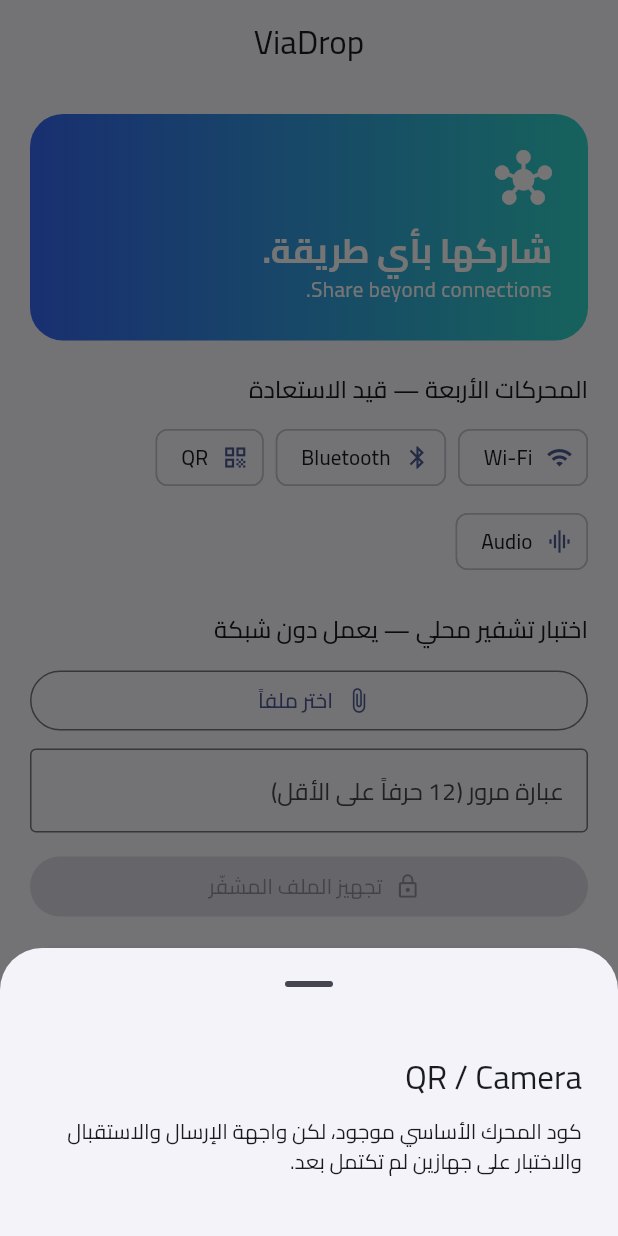
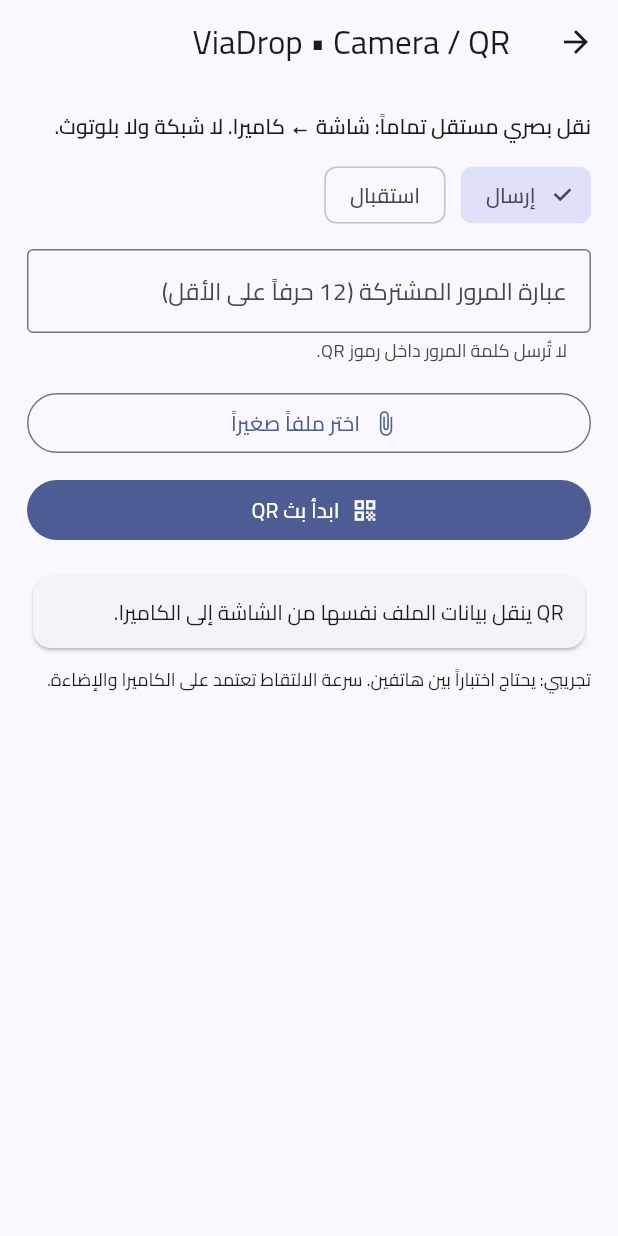
Before and after one commit to MahmoudAbiad/ViaDrop, a Flutter app: the screen it shows after launch, after a tap on "QR", on a phone screen of 412 x 824 dp. Run offline on Flutter 3.47's test engine with Material 3 defaults, Android fonts, the phone set to English and light mode, and no system bars; our stand-ins replace file_picker, open_filex, permission_handler, qr_flutter, shared_preferences; missing offline and left inert: cryptography, mobile_scanner; statements that could not run were skipped.

Commit message:
feat(qr): wire real offline animated QR send and camera receive UI

```diff
--- a/lib/main.dart
+++ b/lib/main.dart
@@ -4,6 +4,7 @@
 import 'package:flutter_localizations/flutter_localizations.dart';
 import 'core/manager.dart';
 import 'core/transfer.dart';
+import 'screens/qr_transfer_page.dart';
 
 void main() {
   WidgetsFlutterBinding.ensureInitialized();
@@ -112,6 +113,10 @@
   }
 
   void showChannel(Channel channel) {
+    if (channel == Channel.qr) {
+      Navigator.of(context).push(MaterialPageRoute<void>(builder: (_) => const QrTransferPage()));
+      return;
+    }
     final label = switch (channel) {
       Channel.wifi => 'Wi-Fi',
       Channel.bluetooth => 'Bluetooth',
--- /dev/null
+++ b/lib/screens/qr_transfer_page.dart
@@ -0,0 +1,290 @@
+import 'dart:convert';
+import 'dart:io';
+import 'dart:typed_data';
+
+import 'package:file_picker/file_picker.dart';
+import 'package:flutter/material.dart';
+import 'package:mobile_scanner/mobile_scanner.dart';
+import 'package:qr_flutter/qr_flutter.dart';
+import 'package:open_filex/open_filex.dart';
+
+import '../core/manager.dart';
+import '../core/transfer.dart';
+import '../engines/physical.dart';
+
+/// Actual offline optical transport. No radio or URL is used as a data channel.
+/// A shared passphrase must be exchanged privately outside the QR stream.
+class QrTransferPage extends StatefulWidget {
+  const QrTransferPage({super.key});
+
+  @override
+  State<QrTransferPage> createState() => _QrTransferPageState();
+}
+
+class _QrTransferPageState extends State<QrTransferPage> {
+  final _manager = TransferManager();
+  final _pass = TextEditingController();
+  final _decoder = PhysicalDecoder(600 * 1024);
+  File? _selected;
+  File? _received;
+  CancelToken? _token;
+  bool _ready = false;
+  bool _busy = false;
+  bool _sending = false;
+  bool _receiving = false;
+  bool _finalizing = false;
+  bool _sendMode = true;
+  String? _frame;
+  String _message = 'QR ينقل بيانات الملف نفسها من الشاشة إلى الكاميرا.';
+  double _progress = 0;
+
+  @override
+  void initState() {
+    super.initState();
+    _manager.initialize().then((_) {
+      if (mounted) setState(() => _ready = true);
+    }).catchError((Object e) {
+      if (mounted) setState(() => _message = 'فشل التهيئة: $e');
+    });
+  }
+
+  @override
+  void dispose() {
+    _token?.cancelled = true;
+    _pass.dispose();
+    _manager.dispose();
+    super.dispose();
+  }
+
+  bool get _validPass => _pass.text.length >= 12;
+
+  Future<void> _pick() async {
+    try {
+      final result = await FilePicker.platform.pickFiles(withData: false);
+      if (!mounted || result == null || result.files.isEmpty) return;
+      final path = result.files.single.path;
+      if (path == null) throw const FileSystemException('لم يتم توفير مسار الملف');
+      setState(() {
+        _selected = File(path);
+        _message = 'اختر بدء البث ثم افتح الكاميرا على جهاز آخر.';
+      });
+    } catch (e) {
+      if (mounted) setState(() => _message = 'اختيار الملف: $e');
+    }
+  }
+
+  Future<void> _startSending() async {
+    if (!_ready || _busy || _selected == null || !_validPass) {
+      setState(() => _message = 'اختر ملفاً وعبارة مرور من 12 حرفاً على الأقل.');
+      return;
+    }
+    final token = CancelToken();
+    _token = token;
+    setState(() {
+      _busy = true;
+      _sending = false;
+      _frame = null;
+      _message = 'يُجهّز الملف المشفّر...';
+    });
+    try {
+      _manager.begin();
+      final sealed = await _manager.prepare(_selected!, _pass.text);
+      if (token.cancelled) return;
+      final length = await sealed.length();
+      if (length > 512 * 1024) {
+        throw const FormatException('النقل البصري الحالي مخصص للملفات الصغيرة حتى 512KB تقريباً بعد التشفير.');
+      }
+      _manager.update(Phase.transferring);
+      setState(() {
+        _sending = true;
+        _message = 'وجّه كاميرا الجهاز المستقبل للشاشة. البث يتكرر حتى تضغط إيقاف.';
+      });
+      final engine = PhysicalEngine(
+        Channel.qr,
+        emit: (Uint8List packet) async {
+          if (!token.cancelled && mounted) {
+            setState(() => _frame = 'VDQR:' + base64UrlEncode(packet));
+          }
+        },
+      )..fps = 3
+       ..blockLength = 180;
+      await engine.send(sealed, null, token, (_, __) {});
+    } on TransferCancelled {
+      // Stopping transmission is an expected user action.
+    } catch (e) {
+      if (mounted) setState(() => _message = 'تعذّر بدء البث: $e');
+    } finally {
+      if (mounted) {
+        setState(() {
+          _sending = false;
+          _busy = false;
+          _frame = null;
+        });
+      }
+    }
+  }
+
+  void _stopSending() {
+    _token?.cancelled = true;
+    setState(() {
+      _sending = false;
+      _frame = null;
+      _message = 'توقف البث. هذا لا يؤكد أن المستقبل أنهى الاستقبال.';
+    });
+  }
+
+  void _startReceiving() {
+    if (!_ready || !_validPass) {
+      setState(() => _message = 'اكتب نفس عبارة المرور المستخدمة لدى المرسل (12 حرفاً على الأقل).');
+      return;
+    }
+    _manager.begin();
+    _manager.update(Phase.waiting);
+    setState(() {
+      _receiving = true;
+      _finalizing = false;
+      _progress = 0;
+      _received = null;
+      _message = 'وجّه الكاميرا نحو رموز QR المتحركة على الجهاز المرسل.';
+    });
+  }
+
+  Future<void> _scan(BarcodeCapture capture) async {
+    if (!_receiving || _finalizing) return;
+    for (final barcode in capture.barcodes) {
+      final text = barcode.rawValue;
+      if (text == null || !text.startsWith('VDQR:')) continue;
+      Uint8List bytes;
+      try {
+        bytes = base64Url.decode(text.substring(5));
+      } catch (_) {
+        continue;
+      }
+      try {
+        final complete = _decoder.add(bytes);
+        if (complete == null) {
+          final progress = _decoder.progress;
+          if ((progress - _progress).abs() >= 0.01 && mounted) {
+            setState(() => _progress = progress);
+          }
+          return;
+        }
+        _finalizing = true;
+        setState(() {
+          _receiving = false;
+          _progress = 1;
+          _message = 'اكتملت الإطارات، جارٍ فك التشفير والتحقق...';
+        });
+        final encrypted = File(
+          _manager.work.path + '/qr-' + DateTime.now().microsecondsSinceEpoch.toString() + '.vdp',
+        );
+        await encrypted.writeAsBytes(complete, flush: true);
+        try {
+          final result = await _manager.accept(encrypted, _pass.text, Channel.qr);
+          if (mounted) {
+            setState(() {
+              _received = result;
+              _message = 'تم استلام الملف والتحقق منه بنجاح.';
+            });
+          }
+        } finally {
+          if (await encrypted.exists()) await encrypted.delete();
+        }
+        return;
+      } catch (e) {
+        if (mounted) {
+          setState(() {
+            _receiving = false;
+            _message = 'فشل التحقق من الاستقبال: $e';
+          });
+        }
+        return;
+      }
+    }
+  }
+
+  @override
+  Widget build(BuildContext context) {
+    final active = _sending || _receiving || _busy;
+    return Scaffold(
+      appBar: AppBar(title: const Text('ViaDrop • Camera / QR')),
+      body: ListView(
+        padding: const EdgeInsets.all(18),
+        children: [
+          const Text('نقل بصري مستقل تماماً: شاشة ← كاميرا. لا شبكة ولا بلوتوث.',
+              style: TextStyle(fontWeight: FontWeight.w600)),
+          const SizedBox(height: 12),
+          Wrap(spacing: 10, children: [
+            ChoiceChip(label: const Text('إرسال'), selected: _sendMode,
+              onSelected: active ? null : (_) => setState(() => _sendMode = true)),
+            ChoiceChip(label: const Text('استقبال'), selected: !_sendMode,
+              onSelected: active ? null : (_) => setState(() => _sendMode = false)),
+          ]),
+          const SizedBox(height: 12),
+          TextField(
+            controller: _pass,
+            obscureText: true,
+            enableSuggestions: false,
+            autocorrect: false,
+            enabled: !active,
+            decoration: const InputDecoration(
+              labelText: 'عبارة المرور المشتركة (12 حرفاً على الأقل)',
+              border: OutlineInputBorder(),
+              helperText: 'لا تُرسل كلمة المرور داخل رموز QR.',
+            ),
+          ),
+          const SizedBox(height: 16),
+          if (_sendMode) ...[
+            OutlinedButton.icon(onPressed: active ? null : _pick,
+              icon: const Icon(Icons.attach_file),
+              label: Text(_selected?.uri.pathSegments.last ?? 'اختر ملفاً صغيراً')),
+            const SizedBox(height: 10),
+            if (!_sending)
+              FilledButton.icon(onPressed: _ready && !_busy ? _startSending : null,
+                icon: const Icon(Icons.qr_code), label: const Text('ابدأ بث QR')),
+            if (_sending) ...[
+              Container(
+                alignment: Alignment.center,
+                padding: const EdgeInsets.all(10),
+                color: Colors.white,
+                child: _frame == null
+                    ? const CircularProgressIndicator()
+                    : QrImageView(data: _frame!, version: QrVersions.auto,
+                        errorCorrectionLevel: QrErrorCorrectLevel.L, size: 290),
+              ),
+              const SizedBox(height: 10),
+              FilledButton.tonalIcon(onPressed: _stopSending,
+                icon: const Icon(Icons.stop), label: const Text('إيقاف البث')),
+            ],
+          ] else ...[
+            if (!_receiving && !_finalizing)
+              FilledButton.icon(onPressed: _ready ? _startReceiving : null,
+                icon: const Icon(Icons.camera_alt_outlined), label: const Text('ابدأ مسح QR')),
+            if (_receiving)
+              SizedBox(height: 310, child: ClipRRect(
+                borderRadius: BorderRadius.circular(16),
+                child: MobileScanner(onDetect: _scan),
+              )),
+            if (_receiving)
+              TextButton(onPressed: () => setState(() => _receiving = false),
+                child: const Text('إيقاف المسح')),
+            if (_receiving || _finalizing)
+              LinearProgressIndicator(value: _progress),
+            if (_received != null)
+              FilledButton.tonalIcon(
+                onPressed: () => OpenFilex.open(_received!.path),
+                icon: const Icon(Icons.open_in_new), label: const Text('افتح الملف المستلم')),
+          ],
+          const SizedBox(height: 16),
+          Card(child: Padding(
+            padding: const EdgeInsets.all(14),
+            child: Text(_message),
+          )),
+          const SizedBox(height: 8),
+          const Text('تجريبي: يحتاج اختباراً بين هاتفين. سرعة الالتقاط تعتمد على الكاميرا والإضاءة.',
+            style: TextStyle(fontSize: 12)),
+        ],
+      ),
+    );
+  }
+}
```
Also changed, not shown: assets/brand/README.txt (deleted), 3 other files.
